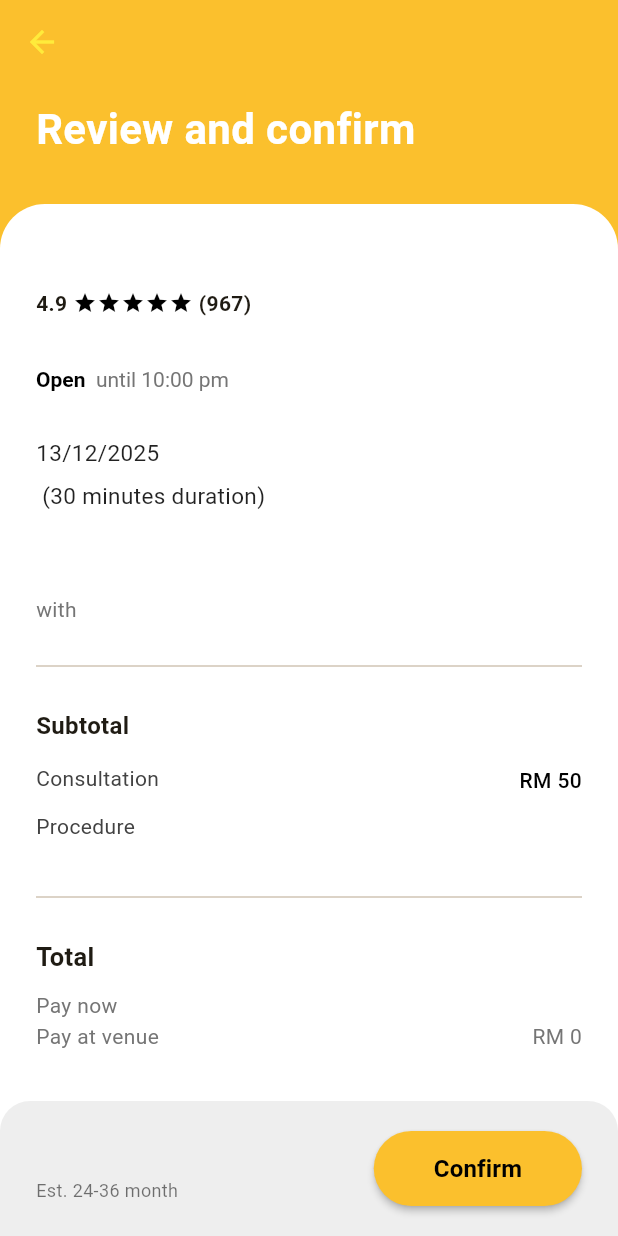
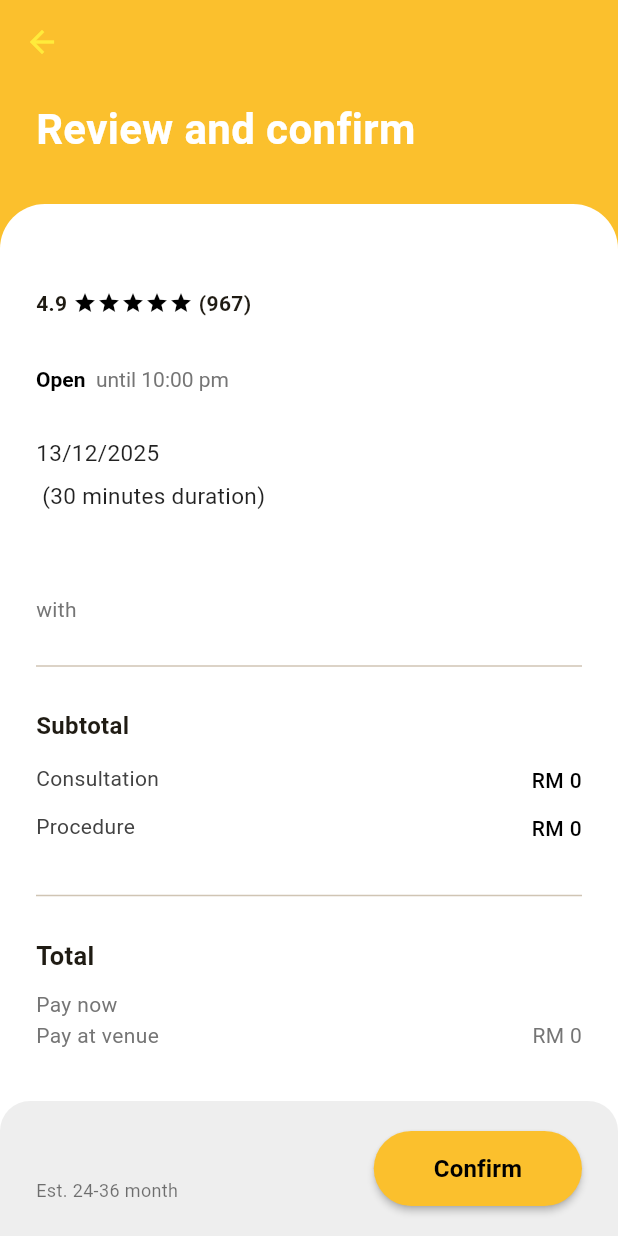
Before and after one commit to Syahzzzz/MedSenseProject, a Flutter app: the ReviewConfirmView screen opened directly with empty values, on a phone screen of 412 x 824 dp. Run offline on Flutter 3.47's test engine with Material 3 defaults, Android fonts, the phone set to English and light mode, and no system bars; our stand-ins replace flutter_tts, image_picker, permission_handler, shared_preferences, supabase_flutter; accounts and stored records are empty; network calls fail.

Commit message:
Major bug fixed

```diff
--- a/med_sense_application/lib/dashboard.dart
+++ b/med_sense_application/lib/dashboard.dart
@@ -34,7 +34,7 @@ class _DashboardPageState extends State<DashboardPage> with SingleTickerProvider
   Map<String, List<Map<String, String>>> _servicesData = {};
 
   // --- Data Constants ---
-  final List<String> _serviceCategories = ['Braces', 'Scaling', 'Whitening', 'Retainers'];
+  final List<String> _serviceCategories = ['Braces', 'Scaling', 'Whitening', 'Retainers', 'Others'];
 
   List<Map<String, String>> get _doctors => [
     {'name': 'Dr. Sarah Smith', 'specialization': AppTranslations.get('dentist_ortho'), 'image': 'images/sarah.png'},
@@ -81,6 +81,7 @@ class _DashboardPageState extends State<DashboardPage> with SingleTickerProvider
         'Scaling': [],
         'Whitening': [],
         'Retainers': [],
+        'Others': [],
       };
 
       for (var item in response) {
@@ -96,7 +97,7 @@ class _DashboardPageState extends State<DashboardPage> with SingleTickerProvider
         String descriptionText = rawDescription;
 
         // Basic categorization logic based on keywords
-        String category = 'Other';
+        String category = 'Others';
         if (name.contains('Braces') || name.contains('Invisalign') || name.contains('Retainer Bond')) {
           category = 'Braces';
         } else if (name.contains('Scaling') || name.contains('Polishing') || name.contains('Cleaning') || name.contains('Periodontal')) {
--- a/med_sense_application/lib/review_confirm_view.dart
+++ b/med_sense_application/lib/review_confirm_view.dart
@@ -56,6 +56,15 @@ class _ReviewConfirmViewState extends State<ReviewConfirmView> {
     );
   }
 
+  // --- Helper to parse "RM 123" to 123.0 ---
+  double _parsePrice(String priceStr) {
+    try {
+      return double.parse(priceStr.replaceAll(RegExp(r'[^0-9.]'), ''));
+    } catch (e) {
+      return 0.0;
+    }
+  }
+
   // --- Helper to get breakdown items based on service name ---
   List<Map<String, String>> _getBreakdown(String serviceName) {
     // 1. Try to parse explicit lines from description if they exist (backward compatibility)
@@ -66,7 +75,6 @@ class _ReviewConfirmViewState extends State<ReviewConfirmView> {
       line = line.trim();
       if (line.isEmpty) continue;
 
-      // If line contains price indicators
       if (line.startsWith('Price:') || line.startsWith('Deposit:') || line.startsWith('Monthly:')) {
         final parts = line.split(':');
         if (parts.length >= 2) {
@@ -78,43 +86,58 @@ class _ReviewConfirmViewState extends State<ReviewConfirmView> {
       }
     }
 
-    if (items.isNotEmpty) {
-      return items;
+    if (items.isNotEmpty) return items;
+
+    // 2. Calculation logic based on total price
+    double total = _parsePrice(widget.servicePrice);
+
+    if (serviceName.contains("Scaling")) {
+      double consult = 50;
+      double procedure = total - consult;
+      if (procedure < 0) { consult = 0; procedure = total; }
+
+      return [
+        {'item': 'Consultation & Diagnosis', 'price': 'RM ${consult.toStringAsFixed(0)}'},
+        {'item': 'Procedure Fee', 'price': 'RM ${procedure.toStringAsFixed(0)}'},
+        {'item': 'Medication (if applicable)', 'price': 'Pay at venue'},
+      ];
     }
 
-    // 2. Fall back to using the passed 'servicePrice' (which comes from DB) in standard templates
-    if (serviceName.contains("Scaling")) {
+    // Braces logic
+    if (serviceName.contains("Metal") || serviceName.contains("Ceramic") || serviceName.contains("Braces")) {
+      double consult = 200;
+      double deposit = total - consult;
+      if (deposit < 0) { consult = 0; deposit = total; }
+
       return [
-        {'item': 'Consultation & Diagnosis', 'price': 'RM 50'},
-        {'item': 'Procedure Fee', 'price': widget.servicePrice}, // Use DB price
-        {'item': 'Medication (if applicable)', 'price': 'RM 30'},
-        {'item': 'Follow-up appointment', 'price': 'Free'},
+        {'item': 'Consultation & X-ray', 'price': 'RM ${consult.toStringAsFixed(0)}'},
+        {'item': 'Braces Deposit/Fee', 'price': 'RM ${deposit.toStringAsFixed(0)}'},
+        {'item': 'Monthly payment', 'price': 'From RM 150'},
+        {'item': 'Retainer (end of treatment)', 'price': 'Pay at venue'},
       ];
     }
-    // Braces logic
-    if (serviceName.contains("Metal") || serviceName.contains("Ceramic") || serviceName.contains("Braces")) {
+
+    // Whitening logic
+    if (serviceName.contains("Whitening")) {
+      double assessment = 50;
+      double procedure = total - assessment;
+      if (procedure < 0) { assessment = 0; procedure = total; }
+
       return [
-        {'item': 'Braces consultation\nXray\nMoulding', 'price': 'RM 200'},
-        {'item': 'Scaling & polishing\nUpper braces', 'price': widget.servicePrice}, // Use DB price
-        {'item': 'Lower braces\nMonthly payment', 'price': 'RM 150'},
-        {'item': 'Extraction/filling (if needed)', 'price': 'RM 120'},
-        {'item': 'Braces removal and retainer', 'price': 'RM 700'},
-        {'item': 'Bond bracket (per bracket)', 'price': 'RM 60'},
+        {'item': 'Dental Assessment', 'price': 'RM ${assessment.toStringAsFixed(0)}'},
+        {'item': 'Whitening Procedure', 'price': 'RM ${procedure.toStringAsFixed(0)}'},
+        {'item': 'Take-home Kit', 'price': 'Included'},
       ];
     }
-    // Whitening logic
-    if (serviceName.contains("Whitening")) {
-      return [
-        {'item': 'Dental Assessment', 'price': 'RM 50'},
-        {'item': 'Whitening Procedure', 'price': widget.servicePrice}, // Use DB price
-        {'item': 'Take-home Kit', 'price': 'RM 150'},
-        {'item': 'Desensitizing Gel', 'price': 'Free'},
-      ];
-    }
+
     // Default fallback
+    double consult = 50;
+    double procedure = total - consult;
+    if (procedure < 0) { consult = 0; procedure = total; }
+
     return [
-      {'item': 'Consultation', 'price': 'RM 50'},
-      {'item': 'Procedure', 'price': widget.servicePrice}, // Use DB price
+      {'item': 'Consultation', 'price': 'RM ${consult.toStringAsFixed(0)}'},
+      {'item': 'Procedure', 'price': 'RM ${procedure.toStringAsFixed(0)}'},
     ];
   }
 
--- a/med_sense_application/lib/services_view.dart
+++ b/med_sense_application/lib/services_view.dart
@@ -13,7 +13,7 @@ class ServicesView extends StatefulWidget {
 
 class _ServicesViewState extends State<ServicesView> {
   String _selectedCategory = 'Braces';
-  final List<String> _categories = ['Braces', 'Scaling', 'Whitening', 'Retainers'];
+  final List<String> _categories = ['Braces', 'Scaling', 'Whitening', 'Retainers', 'Others'];
 
   bool _isLoading = true;
   Map<String, List<Map<String, String>>> _servicesData = {};
@@ -41,6 +41,7 @@ class _ServicesViewState extends State<ServicesView> {
         'Scaling': [],
         'Whitening': [],
         'Retainers': [],
+        'Others': [],
       };
 
       for (var item in response) {
@@ -55,7 +56,7 @@ class _ServicesViewState extends State<ServicesView> {
         // Use raw description directly
         String descriptionText = rawDescription;
 
-        String category = 'Other';
+        String category = 'Others';
         if (name.contains('Braces') || name.contains('Invisalign') || name.contains('Retainer Bond')) {
           category = 'Braces';
         } else if (name.contains('Scaling') || name.contains('Polishing') || name.contains('Cleaning') || name.contains('Periodontal')) {
--- a/med_sense_application/lib/translations.dart
+++ b/med_sense_application/lib/translations.dart
@@ -97,6 +97,7 @@ class AppTranslations {
       'Scaling': 'Scaling',
       'Whitening': 'Whitening',
       'Retainers': 'Retainers',
+      'Others': 'Others',
 
       // --- Service Details (Titles) ---
       'metal_student': 'Metal Conventional (Student Jimat Plan)',
@@ -272,6 +273,7 @@ class AppTranslations {
       'Scaling': 'Cuci Gigi',
       'Whitening': 'Pemutihan',
       'Retainers': 'Retainer',
+      'Others': 'Lain-lain',
 
       // --- Service Details ---
       'metal_student': 'Logam Konvensional (Pelan Jimat Pelajar)',
@@ -446,6 +448,7 @@ class AppTranslations {
       'Scaling': '洗牙',
       'Whitening': '美白',
       'Retainers': '保持器',
+      'Others': '其他',
 
       // --- Service Details ---
       'metal_student': '传统金属牙套 (学生优惠)',
```
Also changed, not shown: med_sense_application/lib/booking_datetime_view.dart (+52 -27 lines), med_sense_application/lib/booking_summary_view.dart (+38 -12 lines), med_sense_application/lib/chat_screen.dart (+18 -3 lines), med_sense_application/lib/debug_message_view.dart (added, +97 -0 lines), med_sense_application/lib/staff_dashboard.dart (+12 -1 lines), med_sense_application/lib/staff_message_view.dart (+68 -25 lines), 1 other file.
